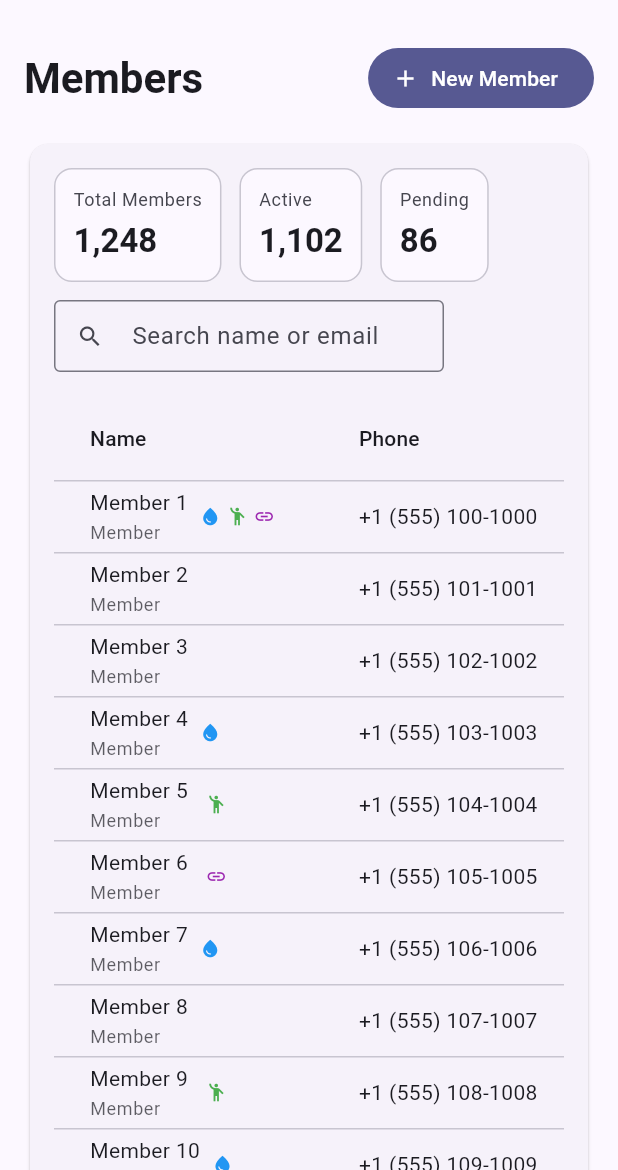
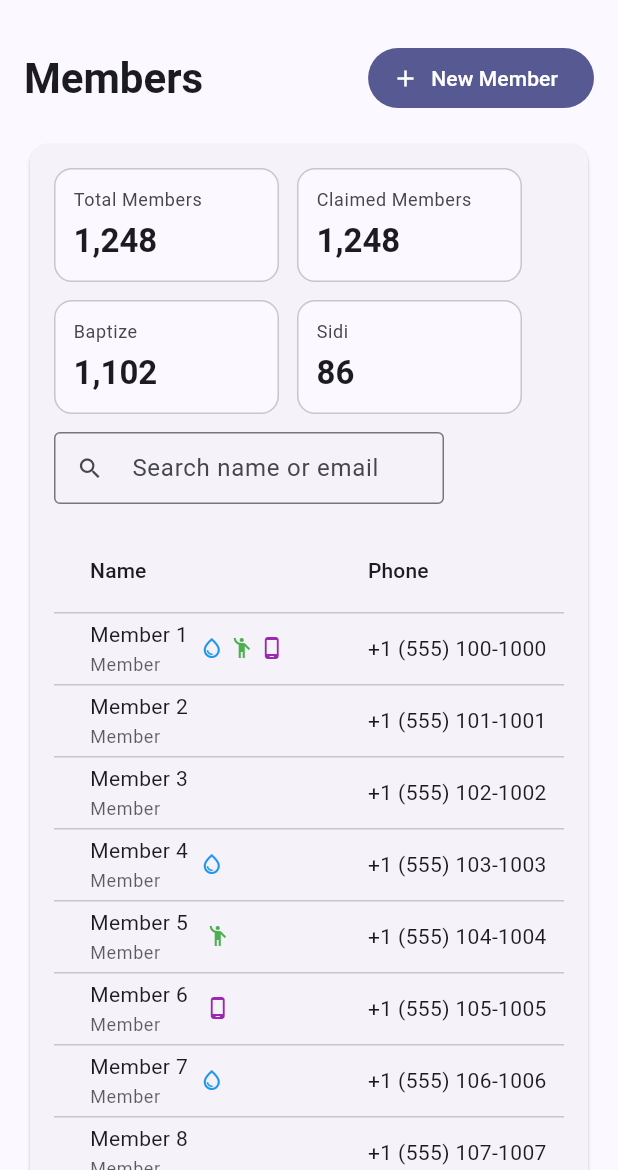
Before and after one commit to meimodev/palakat_admin, a Flutter app: the MembersScreen screen opened by its route, on a phone screen of 412 x 824 dp, the part 66-1236 px from its top. Run offline on Flutter 3.47's test engine with Material 3 defaults, Android fonts, the phone set to English and light mode, and no system bars; our stand-ins replace flutter_riverpod, go_router, multi_dropdown; network calls fail.

Commit message:
1st day, members page

```diff
--- a/lib/features/members/presentation/screens/members_screen.dart
+++ b/lib/features/members/presentation/screens/members_screen.dart
@@ -52,8 +52,9 @@ class MembersScreen extends ConsumerWidget {
                     runSpacing: 12,
                     children: const [
                       _QuickStat(label: 'Total Members', value: '1,248'),
-                      _QuickStat(label: 'Active', value: '1,102'),
-                      _QuickStat(label: 'Pending', value: '86'),
+                      _QuickStat(label: 'Claimed Members', value: '1,248'),
+                      _QuickStat(label: 'Baptize', value: '1,102'),
+                      _QuickStat(label: 'Sidi', value: '86'),
                     ],
                   ),
                   const SizedBox(height: 12),
@@ -165,6 +166,7 @@ class _QuickStat extends StatelessWidget {
     final theme = Theme.of(context);
     return Container(
       padding: const EdgeInsets.all(12),
+      width: 150,
       decoration: BoxDecoration(
         color: theme.colorScheme.surface,
         borderRadius: BorderRadius.circular(12),
--- a/lib/features/members/presentation/widgets/members_table.dart
+++ b/lib/features/members/presentation/widgets/members_table.dart
@@ -56,16 +56,16 @@ class MembersTable extends ConsumerWidget {
                             const SizedBox(width: 8),
                           if (u.isBaptized)
                             const Icon(
-                              Icons.water_drop,
-                              size: 14,
+                              Icons.water_drop_outlined,
+                              size: 16,
                               color: Colors.blue,
                             ),
                           if (u.isSidi)
                             const Padding(
                               padding: EdgeInsets.only(left: 4.0),
                               child: Icon(
-                                Icons.emoji_people,
-                                size: 14,
+                                Icons.emoji_people_outlined,
+                                size: 16,
                                 color: Colors.green,
                               ),
                             ),
@@ -73,8 +73,8 @@ class MembersTable extends ConsumerWidget {
                             const Padding(
                               padding: EdgeInsets.only(left: 4.0),
                               child: Icon(
-                                Icons.link,
-                                size: 14,
+                                Icons.phone_android_outlined,
+                                size: 16,
                                 color: Colors.purple,
                               ),
                             ),
```
